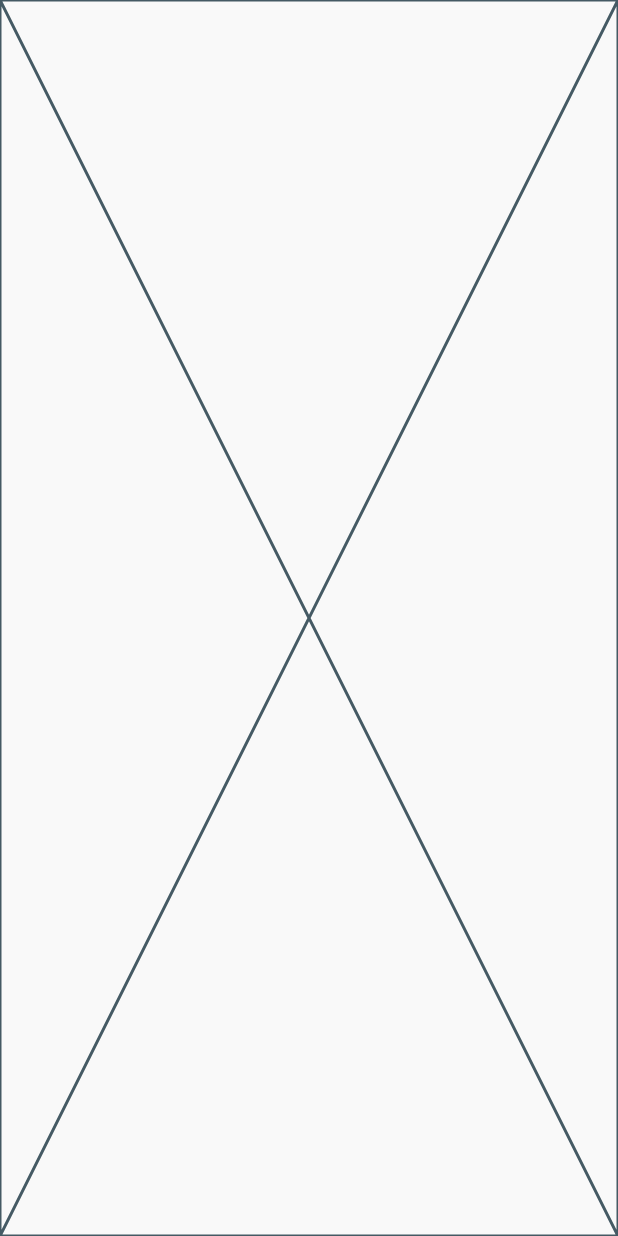
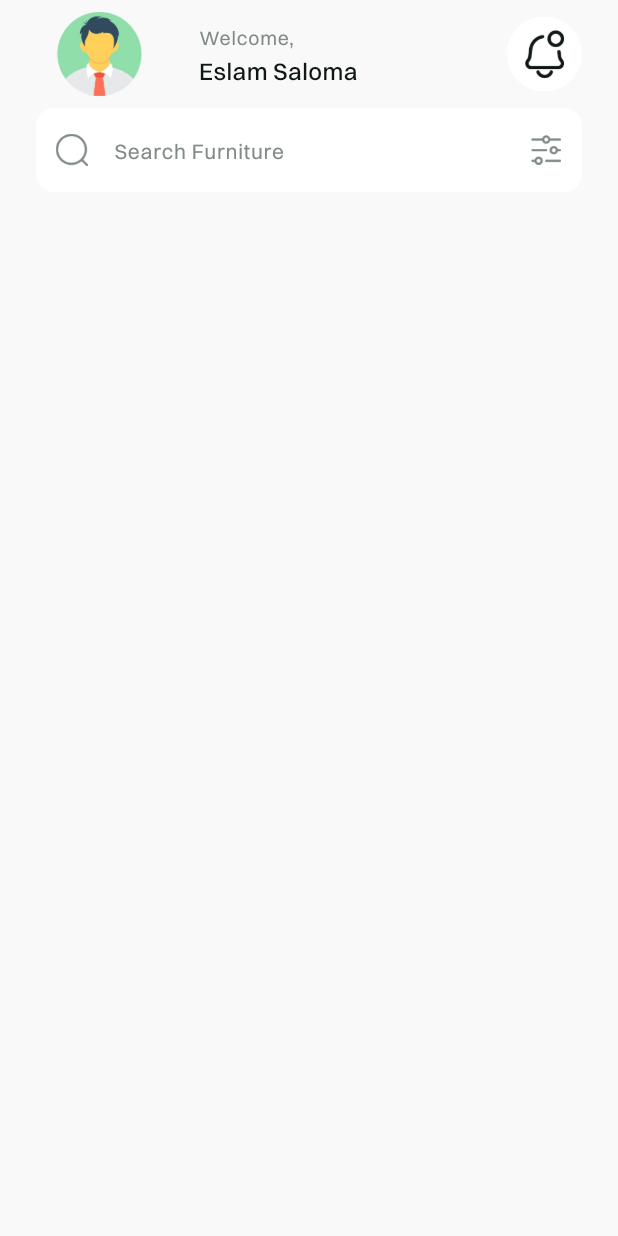
Before and after one commit to Esl4mx/Crafty_app, a Flutter app: the HomeView screen opened by its route, on a phone screen of 412 x 824 dp. Run offline on Flutter 3.47's test engine with Material 3 defaults, Android fonts, the light colour scheme and no system bars; our stand-ins replace dots_indicator, shared_preferences; accounts and stored records are empty.

Commit message:
Add new images and update UI components
- Added new images: menu.png, notifications.png, and search.png.
- Updated `app_images.dart` to include new image assets.
- Added `styleRegular13` to `app_styles.dart`.
- Created `CustomAppBarLeadingTrailing` widget and moved it to a separate file.
- Created `SearchTextField` widget for search functionality.
- Wrapped `HomeView` body with `SafeArea`.
- Created `CustomHomeAppBar` widget for the home screen app bar.
- Updated `HomeViewBody` to include `CustomHomeAppBar` and `SearchTextField`.

```diff
--- a/lib/core/utlis/app_images.dart
+++ b/lib/core/utlis/app_images.dart
@@ -9,6 +9,14 @@ class Assets {
   /// Assets for imagesGoogleLogo
   /// assets/images/google_logo.png
   static const String imagesGoogleLogo = "assets/images/google_logo.png";
+
+  /// Assets for imagesMenu
+  /// assets/images/menu.png
+  static const String imagesMenu = "assets/images/menu.png";
+
+  /// Assets for imagesNotifications
+  /// assets/images/notifications.png
+  static const String imagesNotifications = "assets/images/notifications.png";
 
   /// Assets for imagesOnBoarding11
   /// assets/images/on_boarding11.png
@@ -25,4 +33,8 @@ class Assets {
   /// Assets for imagesProfileImage
   /// assets/images/profile_image.png
   static const String imagesProfileImage = "assets/images/profile_image.png";
+
+  /// Assets for imagesSearch
+  /// assets/images/search.png
+  static const String imagesSearch = "assets/images/search.png";
 }
--- a/lib/core/utlis/app_styles.dart
+++ b/lib/core/utlis/app_styles.dart
@@ -126,6 +126,15 @@ abstract class AppStyles {
       fontFamily: "Switzer",
     );
   }
+
+  static TextStyle styleRegular13() {
+    return const TextStyle(
+      color: Color(0xff828A89),
+      fontSize: 13,
+      fontWeight: FontWeight.normal,
+      fontFamily: "Switzer",
+    );
+  }
 }
 
 // double getResponsiveFontsize(BuildContext context, {required double fontsize}) {
--- /dev/null
+++ b/lib/core/wigets/Custom_app_bar_leading_trailing.dart
@@ -0,0 +1,27 @@
+import 'package:flutter/material.dart';
+
+class CutomAppBarLeadingTrailing extends StatelessWidget {
+  const CutomAppBarLeadingTrailing({
+    super.key,
+    required this.child,
+    required this.onTap,
+  });
+
+  final Widget child;
+  final VoidCallback onTap;
+
+  @override
+  Widget build(BuildContext context) {
+    return GestureDetector(
+      onTap: onTap,
+      child: Container(
+        padding: const EdgeInsets.all(12),
+        // width: 60,
+        // height: 60,
+        decoration:
+            const BoxDecoration(color: Colors.white, shape: BoxShape.circle),
+        child: child,
+      ),
+    );
+  }
+}
--- a/lib/core/wigets/custom_app_bar.dart
+++ b/lib/core/wigets/custom_app_bar.dart
@@ -1,5 +1,6 @@
 import 'package:crafty_app/constants.dart';
 import 'package:crafty_app/core/utlis/app_styles.dart';
+import 'package:crafty_app/core/wigets/Custom_app_bar_leading_trailing.dart';
 import 'package:flutter/material.dart';
 
 class CustomAppBar extends StatelessWidget implements PreferredSizeWidget {
@@ -50,29 +51,3 @@ class CustomAppBar extends StatelessWidget implements PreferredSizeWidget {
   // TODO: implement preferredSize
   Size get preferredSize => const Size(double.maxFinite, 60);
 }
-
-class CutomAppBarLeadingTrailing extends StatelessWidget {
-  const CutomAppBarLeadingTrailing({
-    super.key,
-    required this.child,
-    required this.onTap,
-  });
-
-  final Widget child;
-  final VoidCallback onTap;
-
-  @override
-  Widget build(BuildContext context) {
-    return GestureDetector(
-      onTap: onTap,
-      child: Container(
-        padding: const EdgeInsets.all(12),
-        // width: 60,
-        // height: 60,
-        decoration:
-            const BoxDecoration(color: Colors.white, shape: BoxShape.circle),
-        child: child,
-      ),
-    );
-  }
-}
--- /dev/null
+++ b/lib/core/wigets/search_text_field.dart
@@ -0,0 +1,40 @@
+import 'package:crafty_app/constants.dart';
+import 'package:crafty_app/core/utlis/app_images.dart';
+import 'package:crafty_app/core/utlis/app_styles.dart';
+import 'package:flutter/material.dart';
+
+class SearchTextField extends StatelessWidget {
+  const SearchTextField({super.key});
+
+  @override
+  Widget build(BuildContext context) {
+    return Padding(
+      padding: const EdgeInsets.symmetric(horizontal: kHorizontalPadding),
+      child: TextFormField(
+        decoration: InputDecoration(
+            prefixIcon: Image.asset(
+              Assets.imagesSearch,
+              scale: 4,
+            ),
+            suffixIcon: Image.asset(
+              Assets.imagesMenu,
+              scale: 4,
+            ),
+            enabledBorder: buildBorder(),
+            focusedBorder: buildBorder(),
+            hintStyle: AppStyles.styleRegular14(),
+            hintText: "Search Furniture",
+            filled: true,
+            fillColor: const Color(0xffFFFFFF),
+            border: buildBorder()),
+      ),
+    );
+  }
+
+  OutlineInputBorder buildBorder() {
+    return OutlineInputBorder(
+      borderSide: BorderSide.none,
+      borderRadius: BorderRadius.circular(12),
+    );
+  }
+}
--- a/lib/features/home/presentation/views/home_view.dart
+++ b/lib/features/home/presentation/views/home_view.dart
@@ -7,7 +7,7 @@ class HomeView extends StatelessWidget {
   @override
   Widget build(BuildContext context) {
     return const Scaffold(
-      body: HomeViewBody(),
+      body: SafeArea(child: HomeViewBody()),
     );
   }
 }
--- /dev/null
+++ b/lib/features/home/presentation/views/widgets/custom_home_app_bar.dart
@@ -0,0 +1,31 @@
+import 'package:crafty_app/core/utlis/app_images.dart';
+import 'package:crafty_app/core/utlis/app_styles.dart';
+import 'package:crafty_app/core/wigets/Custom_app_bar_leading_trailing.dart';
+import 'package:flutter/material.dart';
+
+class CustomHomeAppBar extends StatelessWidget {
+  const CustomHomeAppBar({super.key});
+
+  @override
+  Widget build(BuildContext context) {
+    return ListTile(
+      leading: Image.asset(Assets.imagesProfileImage),
+      title: Text(
+        "Welcome,",
+        style: AppStyles.styleRegular13(),
+        overflow: TextOverflow.ellipsis,
+      ),
+      subtitle: Text(
+        "Eslam Saloma",
+        style: AppStyles.styleMedium16(),
+        overflow: TextOverflow.ellipsis,
+      ),
+      trailing: CutomAppBarLeadingTrailing(
+        onTap: () {},
+        child: Image.asset(
+          Assets.imagesNotifications,
+        ),
+      ),
+    );
+  }
+}
--- a/lib/features/home/presentation/views/widgets/home_view_body.dart
+++ b/lib/features/home/presentation/views/widgets/home_view_body.dart
@@ -1,3 +1,5 @@
+import 'package:crafty_app/core/wigets/search_text_field.dart';
+import 'package:crafty_app/features/home/presentation/views/widgets/custom_home_app_bar.dart';
 import 'package:flutter/material.dart';
 
 class HomeViewBody extends StatelessWidget {
@@ -5,6 +7,15 @@ class HomeViewBody extends StatelessWidget {
 
   @override
   Widget build(BuildContext context) {
-    return const Placeholder();
+    return const CustomScrollView(
+      slivers: [
+        SliverToBoxAdapter(
+          child: CustomHomeAppBar(),
+        ),
+        SliverToBoxAdapter(
+          child: SearchTextField(),
+        )
+      ],
+    );
   }
 }
```
Also changed, not shown: assets/images/menu.png (added), assets/images/notifications.png (added), assets/images/profile_image.png, assets/images/search.png (added).
